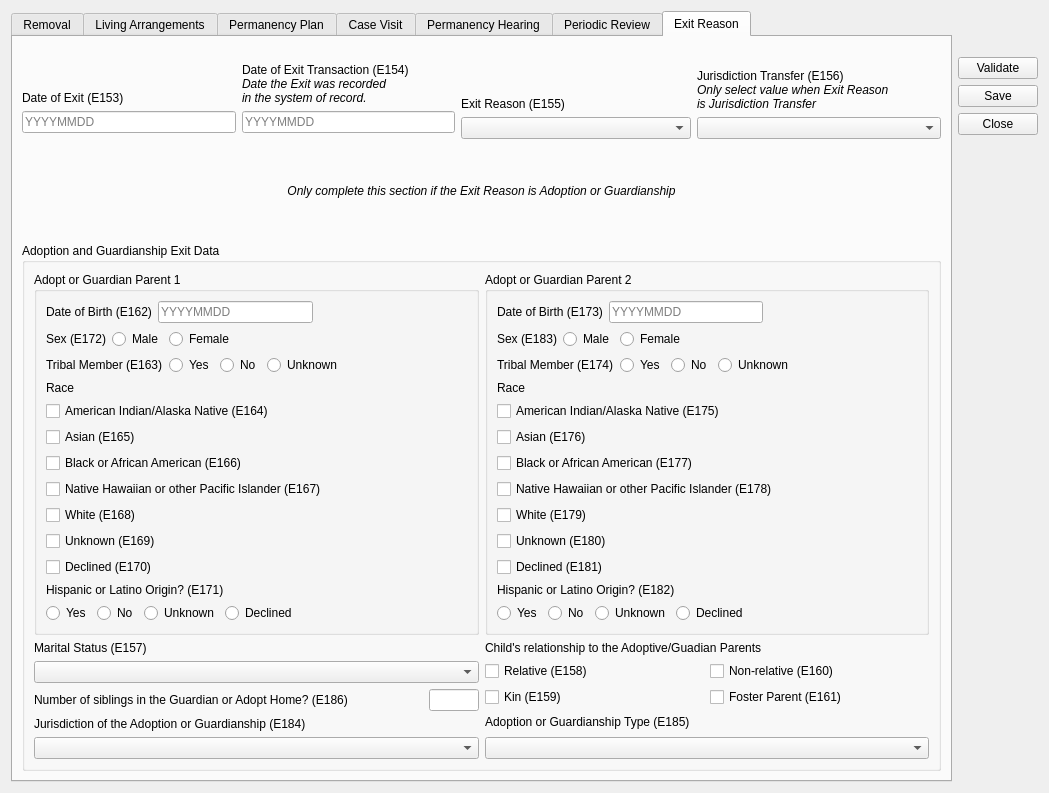
Before: the Qt Designer form ui/ui_removal2020.ui in zstamper/AFCARS-AXE, drawn with Qt 5.
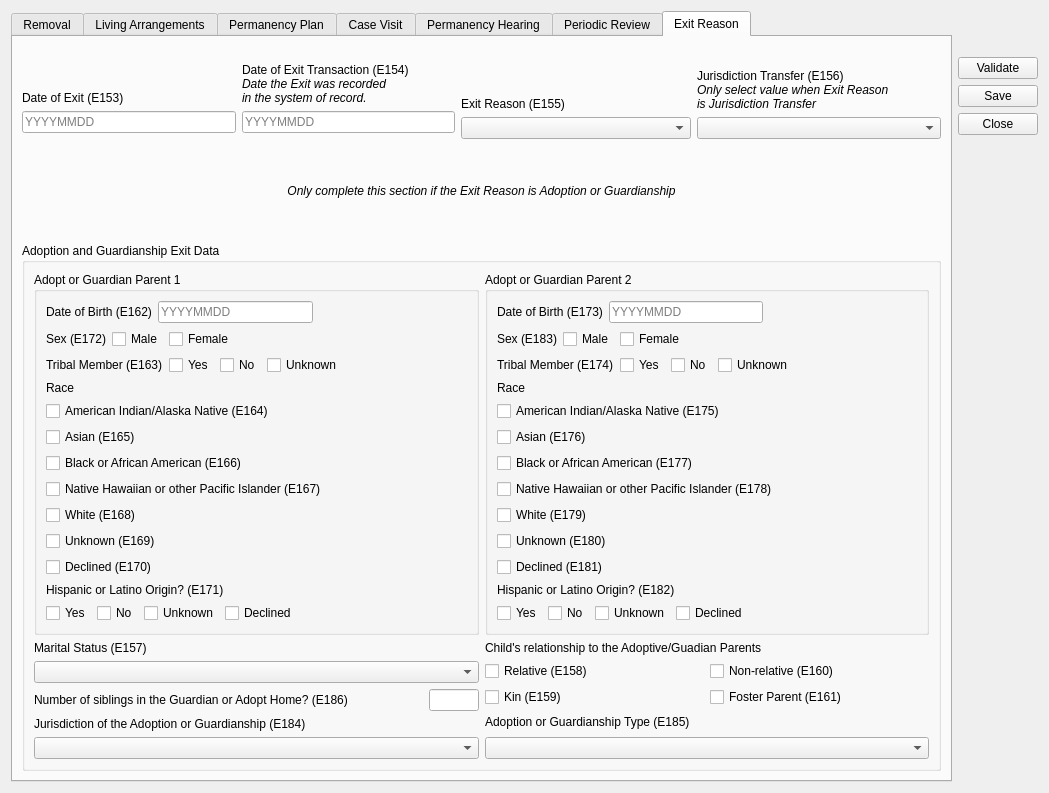
After: the same form once the commit is applied. The open tabs and pages were chosen to show the change.

Commit message: Issue 10: morph radio buttons into checkboxes so that 'unselected' becomes a valid state

The edit to the form file:
```diff
--- a/ui/ui_removal2020.ui
+++ b/ui/ui_removal2020.ui
@@ -1148,7 +1148,7 @@
                  <item>
                   <layout class="QHBoxLayout" name="horizontalLayout_6">
                    <item>
-                    <widget class="QRadioButton" name="e172_m">
+                    <widget class="QCheckBox" name="e172_m">
                      <property name="text">
                       <string>Male</string>
                      </property>
@@ -1158,7 +1158,7 @@
                     </widget>
                    </item>
                    <item>
-                    <widget class="QRadioButton" name="e172_f">
+                    <widget class="QCheckBox" name="e172_f">
                      <property name="text">
                       <string>Female</string>
                      </property>
@@ -1196,7 +1196,7 @@
                  <item>
                   <layout class="QHBoxLayout" name="horizontalLayout_5">
                    <item>
-                    <widget class="QRadioButton" name="e163_y">
+                    <widget class="QCheckBox" name="e163_y">
                      <property name="text">
                       <string>Yes</string>
                      </property>
@@ -1206,7 +1206,7 @@
                     </widget>
                    </item>
                    <item>
-                    <widget class="QRadioButton" name="e163_n">
+                    <widget class="QCheckBox" name="e163_n">
                      <property name="text">
                       <string>No</string>
                      </property>
@@ -1216,7 +1216,7 @@
                     </widget>
                    </item>
                    <item>
-                    <widget class="QRadioButton" name="e163_u">
+                    <widget class="QCheckBox" name="e163_u">
                      <property name="text">
                       <string>Unknown</string>
                      </property>
@@ -1318,7 +1318,7 @@
                  <item>
                   <layout class="QHBoxLayout" name="horizontalLayout_4">
                    <item>
-                    <widget class="QRadioButton" name="e171_y">
+                    <widget class="QCheckBox" name="e171_y">
                      <property name="text">
                       <string>Yes</string>
                      </property>
@@ -1328,7 +1328,7 @@
                     </widget>
                    </item>
                    <item>
-                    <widget class="QRadioButton" name="e171_n">
+                    <widget class="QCheckBox" name="e171_n">
                      <property name="text">
                       <string>No</string>
                      </property>
@@ -1338,7 +1338,7 @@
                     </widget>
                    </item>
                    <item>
-                    <widget class="QRadioButton" name="e171_u">
+                    <widget class="QCheckBox" name="e171_u">
                      <property name="text">
                       <string>Unknown</string>
                      </property>
@@ -1348,7 +1348,7 @@
                     </widget>
                    </item>
                    <item>
-                    <widget class="QRadioButton" name="e171_d">
+                    <widget class="QCheckBox" name="e171_d">
                      <property name="text">
                       <string>Declined</string>
                      </property>
@@ -1429,7 +1429,7 @@
                  <item>
                   <layout class="QHBoxLayout" name="horizontalLayout_12">
                    <item>
-                    <widget class="QRadioButton" name="e183_m">
+                    <widget class="QCheckBox" name="e183_m">
                      <property name="text">
                       <string>Male</string>
                      </property>
@@ -1439,7 +1439,7 @@
                     </widget>
                    </item>
                    <item>
-                    <widget class="QRadioButton" name="e183_f">
+                    <widget class="QCheckBox" name="e183_f">
                      <property name="text">
                       <string>Female</string>
                      </property>
@@ -1477,7 +1477,7 @@
                  <item>
                   <layout class="QHBoxLayout" name="horizontalLayout_14">
                    <item>
-                    <widget class="QRadioButton" name="e174_y">
+                    <widget class="QCheckBox" name="e174_y">
                      <property name="text">
                       <string>Yes</string>
                      </property>
@@ -1487,7 +1487,7 @@
                     </widget>
                    </item>
                    <item>
-                    <widget class="QRadioButton" name="e174_n">
+                    <widget class="QCheckBox" name="e174_n">
                      <property name="text">
                       <string>No</string>
                      </property>
@@ -1497,7 +1497,7 @@
                     </widget>
                    </item>
                    <item>
-                    <widget class="QRadioButton" name="e174_u">
+                    <widget class="QCheckBox" name="e174_u">
                      <property name="text">
                       <string>Unknown</string>
                      </property>
@@ -1599,7 +1599,7 @@
                  <item>
                   <layout class="QHBoxLayout" name="horizontalLayout_10">
                    <item>
-                    <widget class="QRadioButton" name="e182_y">
+                    <widget class="QCheckBox" name="e182_y">
                      <property name="text">
                       <string>Yes</string>
                      </property>
@@ -1609,7 +1609,7 @@
                     </widget>
                    </item>
                    <item>
-                    <widget class="QRadioButton" name="e182_n">
+                    <widget class="QCheckBox" name="e182_n">
                      <property name="text">
                       <string>No</string>
                      </property>
@@ -1619,7 +1619,7 @@
                     </widget>
                    </item>
                    <item>
-                    <widget class="QRadioButton" name="e182_u">
+                    <widget class="QCheckBox" name="e182_u">
                      <property name="text">
                       <string>Unknown</string>
                      </property>
@@ -1629,7 +1629,7 @@
                     </widget>
                    </item>
                    <item>
-                    <widget class="QRadioButton" name="e182_d">
+                    <widget class="QCheckBox" name="e182_d">
                      <property name="text">
                       <string>Declined</string>
                      </property>
```
Left out of the diff: 36 changed lines with no effect on the pictures. The commit also changes 5 other files.
